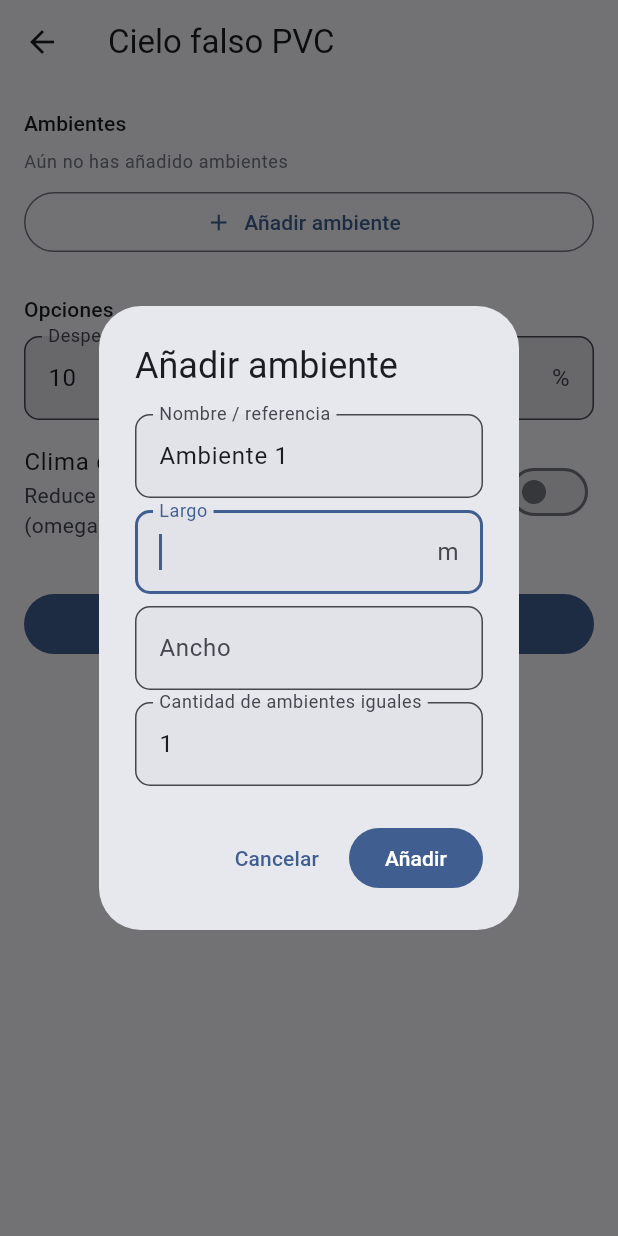
After one commit to denniscastillo202020/Structia, a Flutter app: the CalculadoraCieloPvcScreen screen opened directly, after a tap on "Añadir ambiente", on a phone screen of 412 x 824 dp. The commit adds this screen. Run offline on Flutter 3.47's test engine with Material 3 defaults, Android fonts, the phone set to English and light mode, and no system bars; our stand-ins replace image_picker, pdf, printing, shared_preferences; missing offline and left inert: google_mlkit_text_recognition; accounts and stored records are empty.

Commit message:
Agregar calculadora de cielo falso PVC

```diff
--- /dev/null
+++ b/lib/features/calculadora_cielo_pvc/domain/calcular_cielo_pvc.dart
@@ -0,0 +1,193 @@
+import 'package:flutter/foundation.dart';
+
+/// Un ambiente (cuarto, sala, pasillo, etc.) al que se le pondrá
+/// cielo falso de PVC. Solo se usan largo y ancho (área en planta) —
+/// igual que en la calculadora de firme, no se necesita el espesor.
+class AmbienteCieloPvc {
+  final String id;
+  final String etiqueta;
+  final double largoM;
+  final double anchoM;
+  final int cantidad;
+
+  const AmbienteCieloPvc({
+    required this.id,
+    required this.etiqueta,
+    required this.largoM,
+    required this.anchoM,
+    this.cantidad = 1,
+  });
+
+  double get areaM2 => largoM * anchoM * cantidad;
+  double get perimetroM => 2 * (largoM + anchoM) * cantidad;
+  double get ladoMenorM => largoM < anchoM ? largoM : anchoM;
+  double get ladoMayorM => largoM > anchoM ? largoM : anchoM;
+}
+
+/// Constantes comerciales típicas de tablilla/cornisa PVC (referencia
+/// Plycem y otras marcas centroamericanas). Pueden variar según el
+/// proveedor — confirma las medidas exactas del producto que vas a comprar.
+class ConstantesCieloPvc {
+  static const double largoComercialTablillaM = 5.95;
+  static const double anchoUtilTablillaM = 0.20;
+  static const double largoComercialCornisaM = 5.95;
+  static const double espaciadoOmegaNormalM = 0.50;
+  static const double espaciadoOmegaCalienteM = 0.40;
+  static const double espaciadoTornillosCornisaM = 0.61;
+  static const double espaciadoTornillosOmegaM = 0.50;
+}
+
+@immutable
+class DetalleAmbienteCieloPvc {
+  final String etiqueta;
+  final bool requiereUnionH;
+  final String orientacionSugerida;
+
+  const DetalleAmbienteCieloPvc({
+    required this.etiqueta,
+    required this.requiereUnionH,
+    required this.orientacionSugerida,
+  });
+}
+
+@immutable
+class ResultadoCieloPvc {
+  final double areaTotalM2;
+  final int tablillasNecesarias;
+  final int unionesH;
+  final double perimetroTotalM;
+  final int cornisaUnidades;
+  final double metrosOmega;
+  final double espaciadoOmegaM;
+  final int tornillosTablillas;
+  final int tornillosOmega;
+  final int tornillosCornisa;
+  final List<DetalleAmbienteCieloPvc> detallesPorAmbiente;
+
+  const ResultadoCieloPvc({
+    required this.areaTotalM2,
+    required this.tablillasNecesarias,
+    required this.unionesH,
+    required this.perimetroTotalM,
+    required this.cornisaUnidades,
+    required this.metrosOmega,
+    required this.espaciadoOmegaM,
+    required this.tornillosTablillas,
+    required this.tornillosOmega,
+    required this.tornillosCornisa,
+    required this.detallesPorAmbiente,
+  });
+
+  int get tornillosTotal => tornillosTablillas + tornillosOmega + tornillosCornisa;
+}
+
+/// Calcula tablillas, cornisa, furring channel (omega) y tornillos
+/// para cielo falso de PVC, a partir del área en planta de cada
+/// ambiente. Sugiere en qué dirección conviene correr las tablillas
+/// para evitar o minimizar las uniones H. Estimación de campo — las
+/// medidas reales del producto y la estructura de colgado deben
+/// confirmarse con el instalador y el proveedor.
+class CalcularCieloPvc {
+  ResultadoCieloPvc call({
+    required List<AmbienteCieloPvc> ambientes,
+    required double porcentajeDesperdicio,
+    required bool climaCaliente,
+  }) {
+    final espaciadoOmega = climaCaliente
+        ? ConstantesCieloPvc.espaciadoOmegaCalienteM
+        : ConstantesCieloPvc.espaciadoOmegaNormalM;
+
+    var tablillasGeometricas = 0;
+    var uniones = 0;
+    var metrosOmegaTotal = 0.0;
+    var tornillosTablillasTotal = 0;
+    final detalles = <DetalleAmbienteCieloPvc>[];
+
+    for (final a in ambientes) {
+      if (a.largoM <= 0 || a.anchoM <= 0) continue;
+
+      final ladoMenor = a.ladoMenorM;
+      final ladoMayor = a.ladoMayorM;
+      final tablillaCabeMenor = ladoMenor <= ConstantesCieloPvc.largoComercialTablillaM;
+      final tablillaCabeMayor = ladoMayor <= ConstantesCieloPvc.largoComercialTablillaM;
+
+      // Dirección en la que corre el LARGO de la tablilla.
+      // Si el lado mayor no cabe en una tablilla, orientamos por el
+      // lado menor para evitar o minimizar uniones H.
+      final direccionTablilla = tablillaCabeMayor ? ladoMayor : ladoMenor;
+      final direccionAncho = tablillaCabeMayor ? ladoMenor : ladoMayor;
+
+      final filasPorTablilla =
+          (direccionTablilla / ConstantesCieloPvc.largoComercialTablillaM).ceil();
+      final tablillasLadoAlado =
+          (direccionAncho / ConstantesCieloPvc.anchoUtilTablillaM).ceil();
+
+      final tablillasUnidad = filasPorTablilla * tablillasLadoAlado;
+      final unionesUnidad = (filasPorTablilla - 1) * tablillasLadoAlado;
+
+      final numOmegas = (direccionTablilla / espaciadoOmega).ceil() + 1;
+      final metrosOmegaUnidad = numOmegas * direccionAncho;
+
+      tablillasGeometricas += tablillasUnidad * a.cantidad;
+      uniones += unionesUnidad * a.cantidad;
+      metrosOmegaTotal += metrosOmegaUnidad * a.cantidad;
+      tornillosTablillasTotal += tablillasUnidad * numOmegas * a.cantidad;
+
+      final requiereUnionH = !tablillaCabeMenor;
+      String orientacion;
+      if (!tablillaCabeMayor && tablillaCabeMenor) {
+        orientacion = 'Corré las tablillas a lo largo del lado corto '
+            '(${ladoMenor.toStringAsFixed(2)} m) — así evitás uniones H.';
+      } else if (tablillaCabeMayor) {
+        orientacion = 'Ambos lados caben en una sola tablilla (máx. '
+            '${ConstantesCieloPvc.largoComercialTablillaM.toStringAsFixed(2)} m). '
+            'Para mejor vista, corré las tablillas a lo largo del lado más largo '
+            '(${ladoMayor.toStringAsFixed(2)} m).';
+      } else {
+        orientacion = 'Los dos lados superan los '
+            '${ConstantesCieloPvc.largoComercialTablillaM.toStringAsFixed(2)} m de la tablilla: '
+            'vas a necesitar Unión H sí o sí. Orientá a lo largo del lado corto '
+            '(${ladoMenor.toStringAsFixed(2)} m) para minimizar la cantidad de uniones.';
+      }
+
+      detalles.add(DetalleAmbienteCieloPvc(
+        etiqueta: a.etiqueta,
+        requiereUnionH: requiereUnionH,
+        orientacionSugerida: orientacion,
+      ));
+    }
+
+    final tablillasNecesarias =
+        (tablillasGeometricas * (1 + porcentajeDesperdicio / 100)).ceil();
+
+    final perimetroTotal = ambientes.fold(0.0, (s, a) => s + a.perimetroM);
+    final perimetroConDesperdicio = perimetroTotal * (1 + porcentajeDesperdicio / 100);
+    final cornisaUnidades = perimetroTotal > 0
+        ? (perimetroConDesperdicio / ConstantesCieloPvc.largoComercialCornisaM).ceil()
+        : 0;
+
+    final metrosOmegaConDesperdicio = metrosOmegaTotal * (1 + porcentajeDesperdicio / 100);
+    final tornillosOmega = metrosOmegaConDesperdicio > 0
+        ? (metrosOmegaConDesperdicio / ConstantesCieloPvc.espaciadoTornillosOmegaM).ceil()
+        : 0;
+    final tornillosCornisa = perimetroConDesperdicio > 0
+        ? (perimetroConDesperdicio / ConstantesCieloPvc.espaciadoTornillosCornisaM).ceil()
+        : 0;
+
+    final areaTotal = ambientes.fold(0.0, (s, a) => s + a.areaM2);
+
+    return ResultadoCieloPvc(
+      areaTotalM2: areaTotal,
+      tablillasNecesarias: tablillasNecesarias,
+      unionesH: uniones,
+      perimetroTotalM: perimetroTotal,
+      cornisaUnidades: cornisaUnidades,
+      metrosOmega: metrosOmegaConDesperdicio,
+      espaciadoOmegaM: espaciadoOmega,
+      tornillosTablillas: tornillosTablillasTotal,
+      tornillosOmega: tornillosOmega,
+      tornillosCornisa: tornillosCornisa,
+      detallesPorAmbiente: detalles,
+    );
+  }
+}
--- /dev/null
+++ b/lib/features/calculadora_cielo_pvc/presentation/screens/calculadora_cielo_pvc_screen.dart
@@ -0,0 +1,385 @@
+import 'package:flutter/material.dart';
+import 'package:structia/core/constants/app_constants.dart';
+import 'package:structia/core/pdf/exportar_pdf.dart';
+import 'package:structia/core/persistencia/calculo_guardado.dart';
+import 'package:structia/core/persistencia/repositorio_calculos_guardados.dart';
+import 'package:structia/features/calculadora_cielo_pvc/domain/calcular_cielo_pvc.dart';
+
+class CalculadoraCieloPvcScreen extends StatefulWidget {
+  const CalculadoraCieloPvcScreen({super.key});
+
+  @override
+  State<CalculadoraCieloPvcScreen> createState() => _CalculadoraCieloPvcScreenState();
+}
+
+class _CalculadoraCieloPvcScreenState extends State<CalculadoraCieloPvcScreen> {
+  final List<AmbienteCieloPvc> _ambientes = [];
+  int _contador = 0;
+
+  final _desperdicioController = TextEditingController(text: '10');
+  bool _climaCaliente = false;
+
+  ResultadoCieloPvc? _resultado;
+
+  @override
+  void dispose() {
+    _desperdicioController.dispose();
+    super.dispose();
+  }
+
+  double? _num(String texto) => double.tryParse(texto.trim().replaceAll(',', '.'));
+
+  Future<void> _agregarAmbiente() async {
+    final resultado = await _mostrarDialogoAmbiente();
+    if (resultado == null || !mounted) return;
+    setState(() {
+      _contador++;
+      _ambientes.add(AmbienteCieloPvc(
+        id: 'a$_contador',
+        etiqueta: resultado.etiqueta,
+        largoM: resultado.largo,
+        anchoM: resultado.ancho,
+        cantidad: resultado.cantidad,
+      ));
+      _resultado = null;
+    });
+  }
+
+  Future<_DatosAmbiente?> _mostrarDialogoAmbiente() {
+    final nombreController =
+        TextEditingController(text: 'Ambiente ${_ambientes.length + 1}');
+    final largoController = TextEditingController();
+    final anchoController = TextEditingController();
+    final cantidadController = TextEditingController(text: '1');
+    final formKey = GlobalKey<FormState>();
+
+    return showDialog<_DatosAmbiente>(
+      context: context,
+      builder: (context) => AlertDialog(
+        title: const Text('Añadir ambiente'),
+        content: SingleChildScrollView(
+          child: Form(
+            key: formKey,
+            child: Column(
+              mainAxisSize: MainAxisSize.min,
+              children: [
+                TextFormField(
+                  controller: nombreController,
+                  decoration: const InputDecoration(labelText: 'Nombre / referencia'),
+                ),
+                const SizedBox(height: AppConstants.paddingSm),
+                TextFormField(
+                  controller: largoController,
+                  autofocus: true,
+                  keyboardType: const TextInputType.numberWithOptions(decimal: true),
+                  decoration: const InputDecoration(labelText: 'Largo', suffixText: 'm'),
+                  validator: (v) {
+                    final val = double.tryParse((v ?? '').replaceAll(',', '.'));
+                    if (val == null || val <= 0) return 'Requerido';
+                    return null;
+                  },
+                ),
+                const SizedBox(height: AppConstants.paddingSm),
+                TextFormField(
+                  controller: anchoController,
+                  keyboardType: const TextInputType.numberWithOptions(decimal: true),
+                  decoration: const InputDecoration(labelText: 'Ancho', suffixText: 'm'),
+                  validator: (v) {
+                    final val = double.tryParse((v ?? '').replaceAll(',', '.'));
+                    if (val == null || val <= 0) return 'Requerido';
+                    return null;
+                  },
+                ),
+                const SizedBox(height: AppConstants.paddingSm),
+                TextFormField(
+                  controller: cantidadController,
+                  keyboardType: TextInputType.number,
+                  decoration: const InputDecoration(
+                    labelText: 'Cantidad de ambientes iguales',
+                  ),
+                  validator: (v) {
+                    final val = int.tryParse((v ?? '').trim());
+                    if (val == null || val <= 0) return 'Requerido';
+                    return null;
+                  },
+                ),
+              ],
+            ),
+          ),
+        ),
+        actions: [
+          TextButton(onPressed: () => Navigator.pop(context), child: const Text('Cancelar')),
+          FilledButton(
+            onPressed: () {
+              if (!formKey.currentState!.validate()) return;
+              Navigator.pop(
+                context,
+                _DatosAmbiente(
+                  etiqueta: nombreController.text.trim().isEmpty
+                      ? 'Ambiente'
+                      : nombreController.text.trim(),
+                  largo: double.parse(largoController.text.replaceAll(',', '.')),
+                  ancho: double.parse(anchoController.text.replaceAll(',', '.')),
+                  cantidad: int.parse(cantidadController.text.trim()),
+                ),
+              );
+            },
+            child: const Text('Añadir'),
+          ),
+        ],
+      ),
+    );
+  }
+
+  void _calcular() {
+    if (_ambientes.isEmpty) {
+      ScaffoldMessenger.of(context).showSnackBar(
+        const SnackBar(content: Text('Añade al menos un ambiente')),
+      );
+      return;
+    }
+    final desperdicio = _num(_desperdicioController.text);
+    if (desperdicio == null || desperdicio < 0) return;
+
+    final resultado = CalcularCieloPvc()(
+      ambientes: _ambientes,
+      porcentajeDesperdicio: desperdicio,
+      climaCaliente: _climaCaliente,
+    );
+    setState(() => _resultado = resultado);
+  }
+
+  @override
+  Widget build(BuildContext context) {
+    return Scaffold(
+      appBar: AppBar(title: const Text('Cielo falso PVC')),
+      body: ListView(
+        padding: const EdgeInsets.all(AppConstants.paddingMd),
+        children: [
+          Text('Ambientes', style: Theme.of(context).textTheme.titleSmall),
+          const SizedBox(height: AppConstants.paddingSm),
+          if (_ambientes.isEmpty)
+            Text('Aún no has añadido ambientes',
+                style: Theme.of(context).textTheme.bodySmall?.copyWith(
+                      color: Theme.of(context).colorScheme.outline,
+                    )),
+          ..._ambientes.map((a) => Card(
+                child: ListTile(
+                  title: Text(a.etiqueta),
+                  subtitle: Text(
+                    '${a.largoM.toStringAsFixed(2)} × ${a.anchoM.toStringAsFixed(2)} m'
+                    '${a.cantidad > 1 ? '  ×${a.cantidad}' : ''}'
+                    '  ·  ${a.areaM2.toStringAsFixed(1)} m²',
+                  ),
+                  trailing: IconButton(
+                    icon: const Icon(Icons.delete_outline),
+                    onPressed: () => setState(() {
+                      _ambientes.remove(a);
+                      _resultado = null;
+                    }),
+                  ),
+                ),
+              )),
+          const SizedBox(height: AppConstants.paddingSm),
+          OutlinedButton.icon(
+            onPressed: _agregarAmbiente,
+            icon: const Icon(Icons.add),
+            label: const Text('Añadir ambiente'),
+          ),
+          const SizedBox(height: AppConstants.paddingLg),
+          Text('Opciones', style: Theme.of(context).textTheme.titleSmall),
+          const SizedBox(height: AppConstants.paddingSm),
+          TextFormField(
+            controller: _desperdicioController,
+            keyboardType: const TextInputType.numberWithOptions(decimal: true),
+            decoration: const InputDecoration(labelText: 'Desperdicio', suffixText: '%'),
+            onChanged: (_) => setState(() => _resultado = null),
+          ),
+          const SizedBox(height: AppConstants.paddingSm),
+          SwitchListTile(
+            contentPadding: EdgeInsets.zero,
+            title: const Text('Clima caliente'),
+            subtitle: const Text('Reduce el espaciado del furring channel (omega) a 0.40 m'),
+            value: _climaCaliente,
+            onChanged: (v) => setState(() {
+              _climaCaliente = v;
+              _resultado = null;
+            }),
+          ),
+          const SizedBox(height: AppConstants.paddingLg),
+          FilledButton.icon(
+            onPressed: _calcular,
+            icon: const Icon(Icons.calculate_outlined),
+            label: const Text('Calcular materiales'),
+          ),
+          if (_resultado != null) ...[
+            const SizedBox(height: AppConstants.paddingLg),
+            _TarjetaResultadoCieloPvc(
+              resultado: _resultado!,
+              ambientes: List.of(_ambientes),
+            ),
+          ],
+        ],
+      ),
+    );
+  }
+}
+
+class _DatosAmbiente {
+  final String etiqueta;
+  final double largo;
+  final double ancho;
+  final int cantidad;
+  const _DatosAmbiente({
+    required this.etiqueta,
+    required this.largo,
+    required this.ancho,
+    required this.cantidad,
+  });
+}
+
+class _TarjetaResultadoCieloPvc extends StatelessWidget {
+  final ResultadoCieloPvc resultado;
+  final List<AmbienteCieloPvc> ambientes;
+
+  const _TarjetaResultadoCieloPvc({required this.resultado, required this.ambientes});
+
+  List<Map<String, String>> get _filasDetalladas {
+    final filas = <Map<String, String>>[
+      {'etiqueta': 'Área total', 'valor': '${resultado.areaTotalM2.toStringAsFixed(1)} m²'},
+      {'etiqueta': 'Tablillas PVC', 'valor': resultado.tablillasNecesarias.toString()},
+      {'etiqueta': 'Uniones H', 'valor': resultado.unionesH.toString()},
+      {
+        'etiqueta': 'Cornisa perimetral',
+        'valor': '${resultado.cornisaUnidades} unidad(es) (5.95 m c/u)',
+      },
+      {
+        'etiqueta': 'Furring channel (omega)',
+        'valor': '${resultado.metrosOmega.toStringAsFixed(1)} m'
+            ' · cada ${resultado.espaciadoOmegaM.toStringAsFixed(2)} m',
+      },
+      {'etiqueta': 'Tornillos — tablillas', 'valor': resultado.tornillosTablillas.toString()},
+      {'etiqueta': 'Tornillos — omega', 'valor': resultado.tornillosOmega.toString()},
+      {'etiqueta': 'Tornillos — cornisa', 'valor': resultado.tornillosCornisa.toString()},
+    ];
+    return filas;
+  }
+
+  @override
+  Widget build(BuildContext context) {
+    return Card(
+      color: Theme.of(context).colorScheme.primaryContainer.withOpacity(0.35),
+      child: Padding(
+        padding: const EdgeInsets.all(AppConstants.paddingMd),
+        child: Column(
+          crossAxisAlignment: CrossAxisAlignment.start,
+          children: [
+            Text('${resultado.areaTotalM2.toStringAsFixed(1)} m² de cielo falso',
+                style: Theme.of(context).textTheme.titleMedium),
+            const SizedBox(height: AppConstants.paddingMd),
+            if (resultado.detallesPorAmbiente.isNotEmpty) ...[
+              Text('Orientación recomendada', style: Theme.of(context).textTheme.titleSmall),
+              const SizedBox(height: AppConstants.paddingSm),
+              ...resultado.detallesPorAmbiente.map((d) => Container(
+                    margin: const EdgeInsets.only(bottom: 8),
+                    padding: const EdgeInsets.all(AppConstants.paddingSm),
+                    decoration: BoxDecoration(
+                      color: Theme.of(context).colorScheme.surface,
+                      borderRadius: BorderRadius.circular(AppConstants.radiusMd),
+                      border: Border.all(
+                        color: d.requiereUnionH
+                            ? Theme.of(context).colorScheme.error.withOpacity(0.4)
+                            : Theme.of(context).colorScheme.outlineVariant,
+                      ),
+                    ),
+                    child: Row(
+                      crossAxisAlignment: CrossAxisAlignment.start,
+                      children: [
+                        Icon(
+                          d.requiereUnionH ? Icons.info_outline : Icons.lightbulb_outline,
+                          size: 20,
+                          color: d.requiereUnionH
+                              ? Theme.of(context).colorScheme.error
+                              : Theme.of(context).colorScheme.primary,
+                        ),
+                        const SizedBox(width: AppConstants.paddingSm),
+                        Expanded(
+                          child: Column(
+                            crossAxisAlignment: CrossAxisAlignment.start,
+                            children: [
+                              Text(d.etiqueta,
+                                  style: const TextStyle(fontWeight: FontWeight.w600)),
+                              const SizedBox(height: 2),
+                              Text(d.orientacionSugerida,
+                                  style: Theme.of(context).textTheme.bodySmall),
+                            ],
+                          ),
+                        ),
+                      ],
+                    ),
+                  )),
+              const Divider(height: AppConstants.paddingLg),
+            ],
+            Text('Materiales', style: Theme.of(context).textTheme.titleSmall),
+            const SizedBox(height: AppConstants.paddingSm),
+            ..._filasDetalladas.map((f) => Padding(
+                  padding: const EdgeInsets.symmetric(vertical: 4),
+                  child: Row(
+                    children: [
+                      Expanded(child: Text(f['etiqueta']!)),
+                      Text(f['valor']!, style: const TextStyle(fontWeight: FontWeight.bold)),
+                    ],
+                  ),
+                )),
+            const SizedBox(height: AppConstants.paddingMd),
+            OutlinedButton.icon(
+              onPressed: () => exportarResultadosPdf(
+                titulo: 'Cielo falso PVC',
+                subtitulo: '${ambientes.length} ambiente(s), '
+                    '${resultado.areaTotalM2.toStringAsFixed(1)} m² totales',
+                filas: _filasDetalladas.map((f) => FilaPdf(f['etiqueta']!, f['valor']!)).toList(),
+                nota: 'Estimación de campo de materiales para cielo falso de PVC (tablilla 20 cm '
+                    'útil × 5.95 m, cornisa 5.95 m, omega cada '
+                    '${resultado.espaciadoOmegaM.toStringAsFixed(2)} m). Las medidas comerciales '
+                    'exactas varían según marca y proveedor — confírmalas antes de comprar. La '
+                    'estructura de colgado (canal U, tensores) debe dimensionarla el instalador '
+                    'según el techo/cercha real.',
+              ),
+              icon: const Icon(Icons.picture_as_pdf_outlined),
+              label: const Text('Guardar / imprimir como PDF'),
+            ),
+            const SizedBox(height: AppConstants.paddingSm),
+            FilledButton.tonalIcon(
+              onPressed: () async {
+                await RepositorioCalculosGuardados.guardar(CalculoGuardado(
+                  id: DateTime.now().microsecondsSinceEpoch.toString(),
+                  tipo: 'Cielo falso PVC',
+                  titulo: 'Cielo PVC ${resultado.areaTotalM2.toStringAsFixed(1)} m²',
+                  subtitulo:
+                      '${resultado.tablillasNecesarias} tablillas · ${resultado.cornisaUnidades} cornisas',
+                  fecha: DateTime.now(),
+                  filas: _filasDetalladas,
+                ));
+                if (context.mounted) {
+                  ScaffoldMessenger.of(context).showSnackBar(
+                    const SnackBar(content: Text('Guardado en "Mis cálculos guardados"')),
+                  );
+                }
+              },
+              icon: const Icon(Icons.save_outlined),
+              label: const Text('Guardar en mi proyecto'),
+            ),
+            const SizedBox(height: AppConstants.paddingSm),
+            Text(
+              '⚠ Estimación de campo. Confirma las medidas comerciales exactas del producto '
+              '(varían por marca) y la estructura de colgado con tu instalador.',
+              style: Theme.of(context).textTheme.bodySmall?.copyWith(
+                    color: Theme.of(context).colorScheme.error,
+                  ),
+            ),
+          ],
+        ),
+      ),
+    );
+  }
+}
--- a/lib/features/home/presentation/screens/home_screen.dart
+++ b/lib/features/home/presentation/screens/home_screen.dart
@@ -9,6 +9,7 @@ import 'package:structia/features/calculadora_mamposteria/presentation/screens/c
 import 'package:structia/features/calculadora_viga/presentation/screens/calculadora_viga_screen.dart';
 import 'package:structia/features/calculadora_zapata/presentation/screens/calculadora_zapata_screen.dart';
 import 'package:structia/features/calculadora_electrico/presentation/screens/calculadora_electrico_screen.dart';
+import 'package:structia/features/calculadora_cielo_pvc/presentation/screens/calculadora_cielo_pvc_screen.dart';
 import 'package:structia/features/guardados/presentation/screens/calculos_guardados_screen.dart';
 import 'package:structia/features/presupuesto/presentation/screens/presupuesto_screen.dart';
 
@@ -211,6 +212,15 @@ class HomeScreen extends StatelessWidget {
                   ),
                   const SizedBox(height: AppConstants.paddingMd),
                   _TarjetaCalculadora(
+                    icono: Icons.blinds_outlined,
+                    titulo: 'Cielo falso PVC',
+                    descripcion: 'Tablillas, cornisa, furring channel y tornillos, con sugerencia de orientación',
+                    onTap: () => Navigator.of(context).push(
+                      MaterialPageRoute(builder: (_) => const CalculadoraCieloPvcScreen()),
+                    ),
+                  ),
+                  const SizedBox(height: AppConstants.paddingMd),
+                  _TarjetaCalculadora(
                     icono: Icons.payments_outlined,
                     titulo: 'Costos y mano de obra',
                     descripcion: 'Honorarios de planificación y presupuesto de mano de obra por actividad',
```
